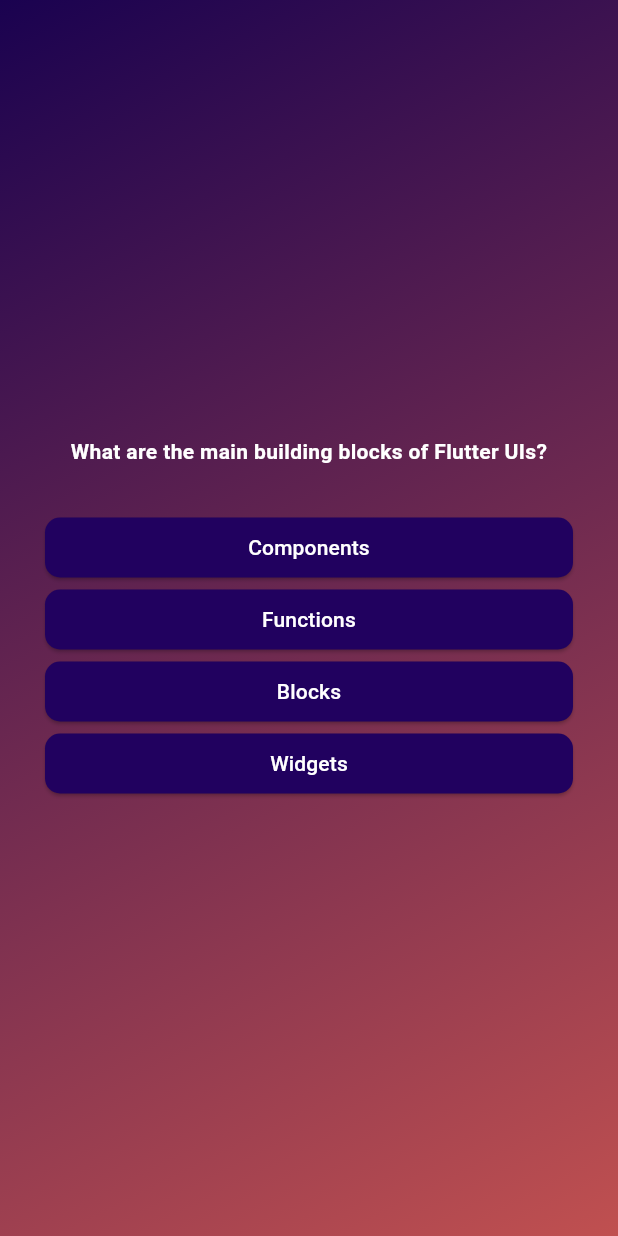
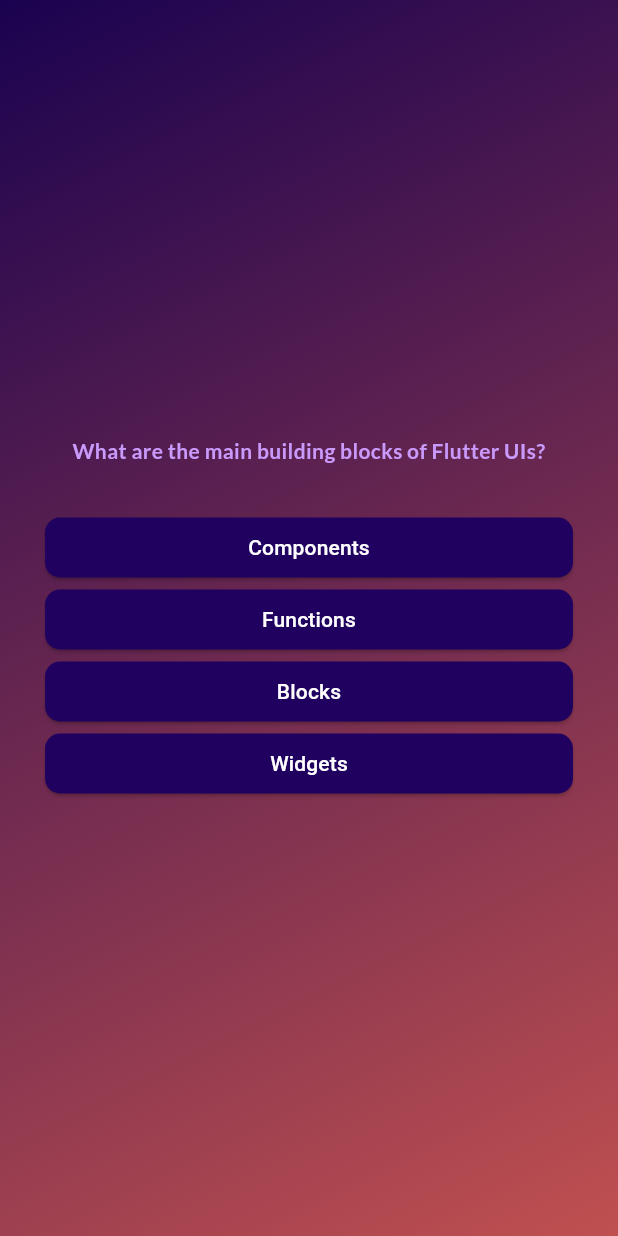
Before and after one commit to IRSAGE/Quiz-App, a Flutter app: the screen it shows after launch, after a tap on "Start Quiz", on a phone screen of 412 x 824 dp. Run offline on Flutter 3.47's test engine with Material 3 defaults, Android fonts, the phone set to English and light mode, and no system bars; our stand-ins replace google_fonts.

Commit message:
Using Third-Party Packages & Adding Google Fonts

```diff
--- a/lib/questions_screen.dart
+++ b/lib/questions_screen.dart
@@ -1,6 +1,7 @@
 import 'package:adv_basics/answer_button.dart';
 import 'package:adv_basics/data/questions.dart';
 import 'package:flutter/material.dart';
+import 'package:google_fonts/google_fonts.dart';
 
 class QuestionsScreen extends StatefulWidget {
   const QuestionsScreen({super.key});
@@ -34,8 +35,8 @@ class _QuestionsScreenState extends State<QuestionsScreen> {
           children: [
             Text(
               currentQuestion.text,
-              style: const TextStyle(
-                color: Colors.white,
+              style: GoogleFonts.lato(
+                color: const Color.fromARGB(255, 201, 153, 251),
                 fontWeight: FontWeight.bold,
               ),
               textAlign: TextAlign.center,
--- a/pubspec.yaml
+++ b/pubspec.yaml
@@ -34,6 +34,7 @@ dependencies:
   # The following adds the Cupertino Icons font to your application.
   # Use with the CupertinoIcons class for iOS style icons.
   cupertino_icons: ^1.0.6
+  google_fonts: ^6.2.1
 
 dev_dependencies:
   flutter_test:
```
Also changed, not shown: pubspec.lock, 7 other files.
